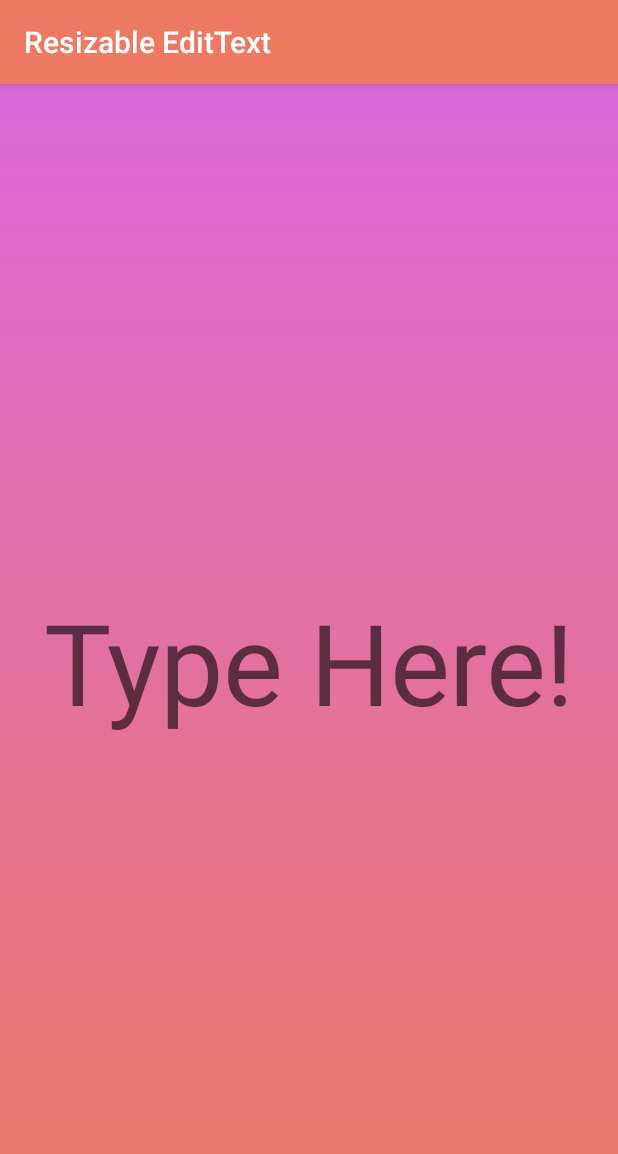
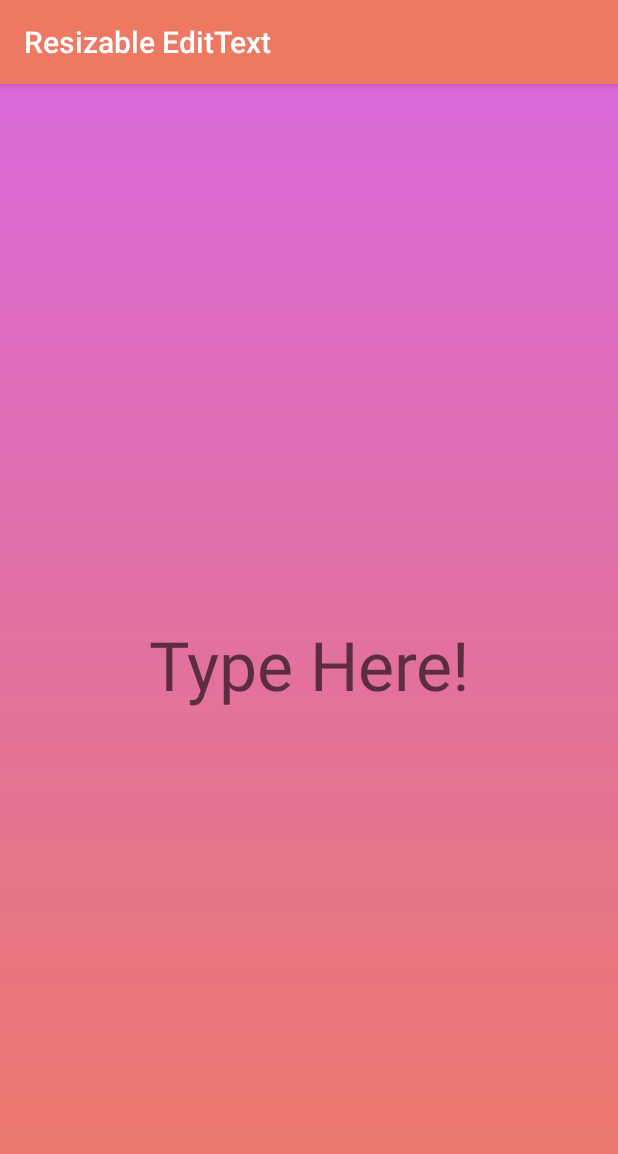
Before and after one commit to Pransh-Coder/UI, an Android app: the screen it shows after launch (MainActivity), on a phone screen of 412 x 824 dp. Shown: the top 1154 px of the screen. Run offline under Robolectric (Android 15) with nearby library versions, the phone set to English and light mode, and no system bars.

Commit message:
minor change in hint

```diff
--- a/app/src/main/res/layout/activity_main.xml
+++ b/app/src/main/res/layout/activity_main.xml
@@ -11,7 +11,7 @@
         android:id="@+id/editText"
         android:layout_width="match_parent"
         android:layout_height="wrap_content"
-        android:textSize="50dp"
+        android:textSize="30sp"
         android:layout_marginTop="10dp"
         android:padding="0dp"
         android:maxLength="100"
```
